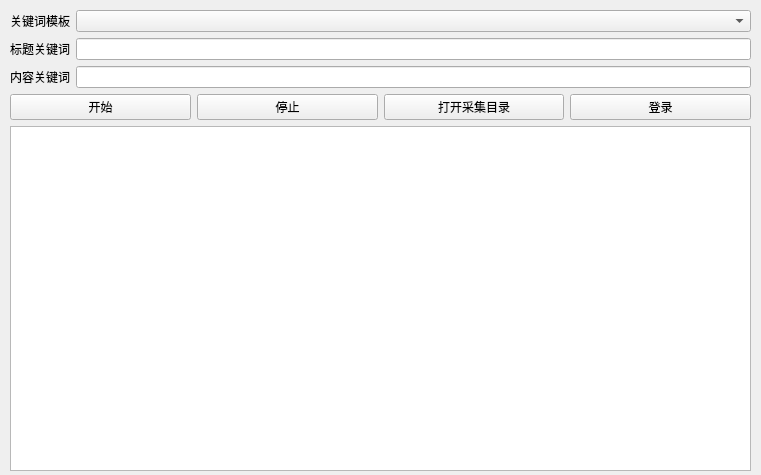
Qt form main/mainwindow.ui (kinglon/zhaobiao) before a commit.
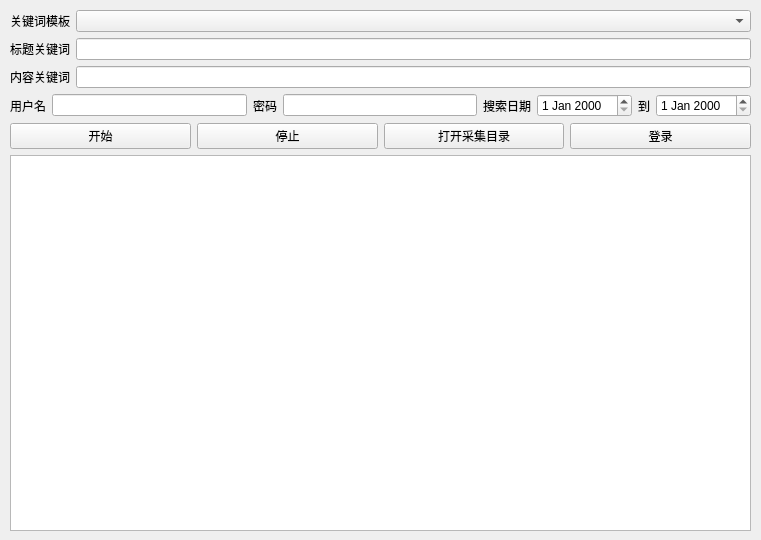
The same form after that commit.

Commit message: 1. 自动输入登录用户名密码

What changed in the file:
```diff
--- a/main/mainwindow.ui
+++ b/main/mainwindow.ui
@@ -7,7 +7,7 @@
     <x>0</x>
     <y>0</y>
     <width>761</width>
-    <height>475</height>
+    <height>540</height>
    </rect>
   </property>
   <property name="windowTitle">
@@ -20,7 +20,7 @@
       <x>10</x>
       <y>10</y>
       <width>741</width>
-      <height>461</height>
+      <height>521</height>
      </rect>
     </property>
     <layout class="QVBoxLayout" name="verticalLayout">
@@ -87,6 +87,50 @@
        </item>
       </layout>
      </item>
+     <item>
+      <layout class="QHBoxLayout" name="horizontalLayout_5">
+       <item>
+        <widget class="QLabel" name="label_4">
+         <property name="text">
+          <string>用户名</string>
+         </property>
+        </widget>
+       </item>
+       <item>
+        <widget class="QLineEdit" name="lineEditUserName"/>
+       </item>
+       <item>
+        <widget class="QLabel" name="label_5">
+         <property name="text">
+          <string>密码</string>
+         </property>
+        </widget>
+       </item>
+       <item>
+        <widget class="QLineEdit" name="lineEditPassword"/>
+       </item>
+       <item>
+        <widget class="QLabel" name="label_6">
+         <property name="text">
+          <string>搜索日期</string>
+         </property>
+        </widget>
+       </item>
+       <item>
+        <widget class="QDateEdit" name="dateEditSearchBegin"/>
+       </item>
+       <item>
+        <widget class="QLabel" name="label_7">
+         <property name="text">
+          <string>到</string>
+         </property>
+        </widget>
+       </item>
+       <item>
+        <widget class="QDateEdit" name="dateEditSearchEnd"/>
+       </item>
+      </layout>
+     </item>
      <item>
       <layout class="QHBoxLayout" name="horizontalLayout_4">
        <item>
```
The commit also changes 10 other files.
